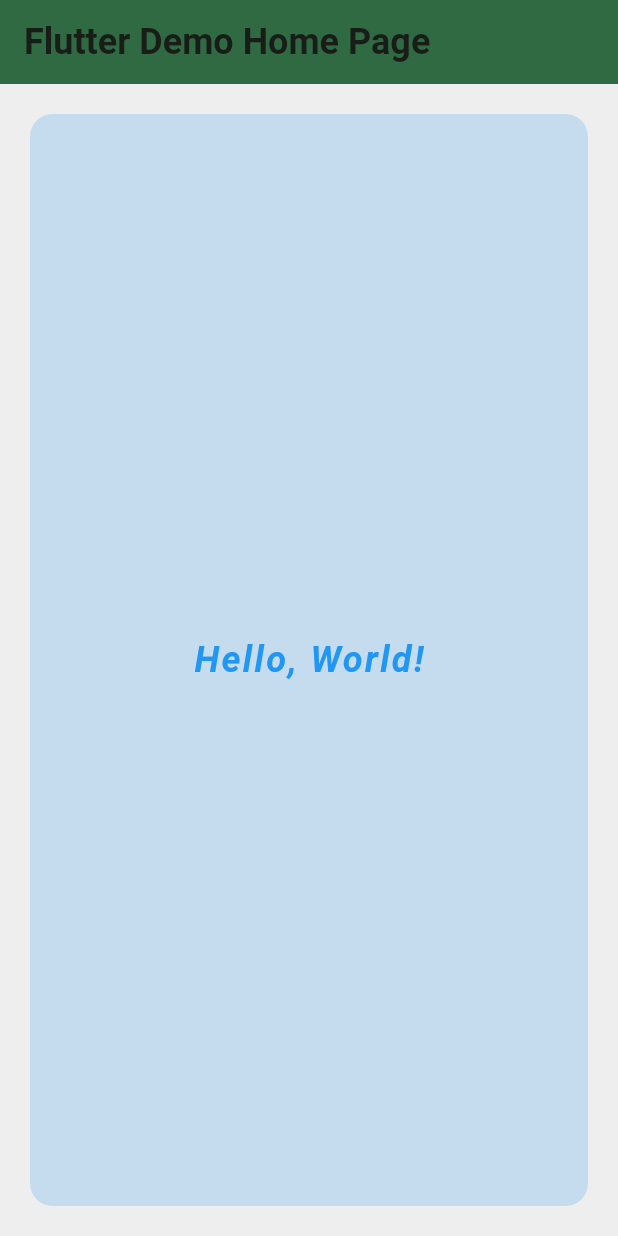
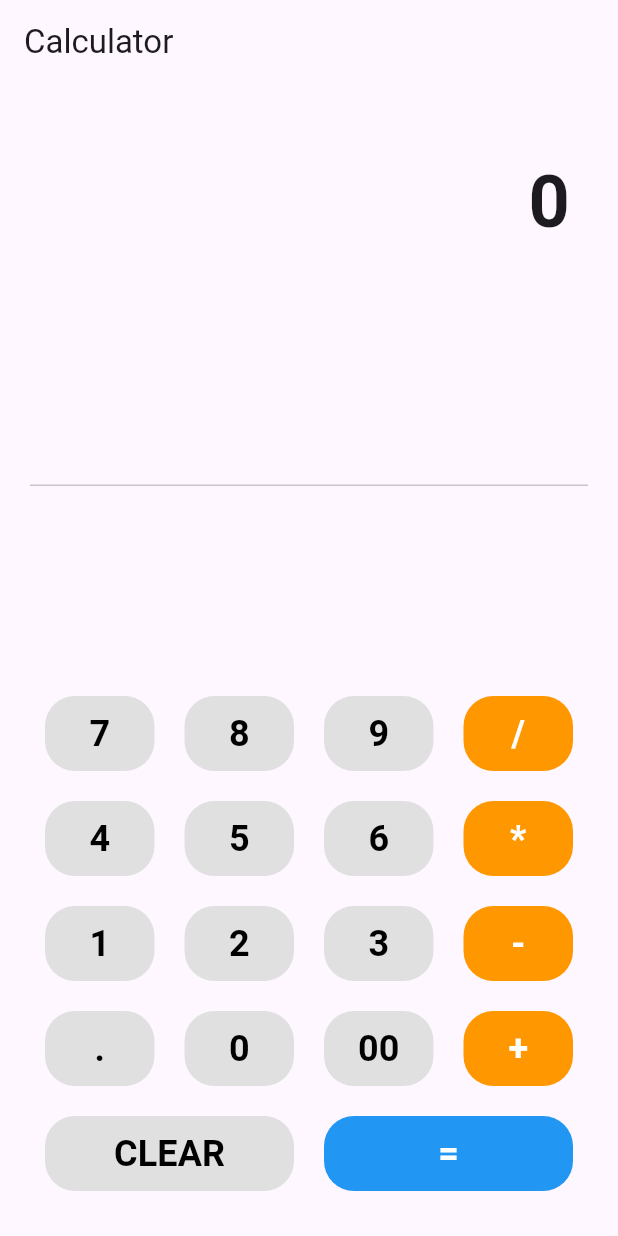
Before and after one commit to Alhaque-786/Home, a Flutter app: the screen it shows after launch, on a phone screen of 412 x 824 dp. Run offline on Flutter 3.47's test engine with Material 3 defaults, Android fonts, the phone set to English and light mode, and no system bars.

Commit message:
Converted To Calculator

```diff
--- a/lib/main.dart
+++ b/lib/main.dart
@@ -1,112 +1,165 @@
 import 'package:flutter/material.dart';
 
-void main() => runApp(MyApp());
+void main() => runApp(CalculatorApp());
 
-class MyApp extends StatelessWidget {
-  const MyApp({Key? key});
-  // This widget is the root of your application.
+class CalculatorApp extends StatelessWidget {
   @override
   Widget build(BuildContext context) {
     return MaterialApp(
-      title: 'Flutter Hello World',
+      title: 'Calculator',
       theme: ThemeData(
-        // Modern Material 3 (if applicable):
-        useMaterial3:
-            true, // Enable Material 3 if your Flutter version supports it
-
-        // Primary color scheme (adapt to your brand):
-        colorScheme: ColorScheme.fromSeed(
-          seedColor: const Color(
-              0xFF00C569), // Replace with your desired primary color
-          brightness: Brightness.light,
+        primarySwatch: Colors.blue,
       ),
-
-        // Additional theming (adjust as needed):
-        textTheme: const TextTheme(
-          headline6: TextStyle(
-            fontSize: 24.0,
-            fontWeight: FontWeight.bold,
-          ),
-          bodyText2: TextStyle(
-            fontSize: 16.0,
-          ),
-        ),
-        elevatedButtonTheme: ElevatedButtonThemeData(
-          style: ElevatedButton.styleFrom(
-            textStyle: const TextStyle(fontSize: 16.0),
-            primary: const Color(0xFF00C569), // Match primary color
-          ),
-        ),
-        appBarTheme: const AppBarTheme(
-          color: const Color(0xFF00C569), // Match primary color for app bar
-        ),
-        // Consider theming other widgets like TextFields, Dialogs, etc. for consistency
-
-        // Scaffold background (optional):
-        scaffoldBackgroundColor:
-            Colors.grey[200], // Adjust for desired background
-
-        // Accessibility considerations:
-        visualDensity: VisualDensity
-            .adaptivePlatformDensity, // Ensure proper spacing across platforms
-      ),
-      home: MyHomePage(title: 'Flutter Demo Home Page'),
+      home: CalculatorHomePage(),
     );
   }
 }
 
-class MyHomePage extends StatelessWidget {
-  final String title;
-  const MyHomePage({Key? key, required this.title});
+class CalculatorHomePage extends StatefulWidget {
+  @override
+  _CalculatorHomePageState createState() => _CalculatorHomePageState();
+}
+
+class _CalculatorHomePageState extends State<CalculatorHomePage> {
+  String output = "0";
+  String _output = "0";
+  double num1 = 0.0;
+  double num2 = 0.0;
+  String operand = "";
+
+  buttonPressed(String buttonText) {
+    if (buttonText == "CLEAR") {
+      _output = "0";
+      num1 = 0.0;
+      num2 = 0.0;
+      operand = "";
+    } else if (buttonText == "+" ||
+        buttonText == "-" ||
+        buttonText == "*" ||
+        buttonText == "/") {
+      num1 = double.parse(output);
+      operand = buttonText;
+      _output = "0";
+    } else if (buttonText == ".") {
+      if (_output.contains(".")) {
+        print("Already contains a decimal");
+        return;
+      } else {
+        _output = _output + buttonText;
+      }
+    } else if (buttonText == "=") {
+      num2 = double.parse(output);
+      if (operand == "+") {
+        _output = (num1 + num2).toString();
+      }
+      if (operand == "-") {
+        _output = (num1 - num2).toString();
+      }
+      if (operand == "*") {
+        _output = (num1 * num2).toString();
+      }
+      if (operand == "/") {
+        _output = (num1 / num2).toString();
+      }
+      num1 = 0.0;
+      num2 = 0.0;
+      operand = "";
+    } else {
+      _output = _output + buttonText;
+    }
+
+    setState(() {
+      output = double.parse(_output).toStringAsFixed(2);
+    });
+  }
+
+  Widget buildButton(String buttonText, Color buttonColor, Color textColor) {
+    return Expanded(
+      child: Container(
+        margin: EdgeInsets.all(10),
+        decoration: BoxDecoration(
+          color: buttonColor,
+          borderRadius: BorderRadius.circular(20),
+        ),
+        child: TextButton(
+          onPressed: () => buttonPressed(buttonText),
+          child: Text(
+            buttonText,
+            style: TextStyle(
+                fontSize: 24.0, fontWeight: FontWeight.bold, color: textColor),
+          ),
+        ),
+      ),
+    );
+  }
 
   @override
   Widget build(BuildContext context) {
     return Scaffold(
       appBar: AppBar(
-        title: Text(title),
-        backgroundColor: Theme.of(context).primaryColor,
-        elevation: 0, // Consider a subtle elevation
+        title: Text("Calculator"),
       ),
       body: Container(
-        decoration: BoxDecoration(
-          color: Theme.of(context).scaffoldBackgroundColor,
-          borderRadius: BorderRadius.circular(15),
-        ),
-        padding: const EdgeInsets.all(20),
-        child: Center(
-          child: AnimatedContainer(
-            duration:
-                const Duration(milliseconds: 500), // Adjust animation duration
-            curve: Curves.easeInOut, // Customize animation curve
-            decoration: BoxDecoration(
-              color: Colors.blue.withOpacity(0.2), // Semi-transparent blue
-              borderRadius: BorderRadius.circular(15),
-            ),
-            child: Center(
+        padding: EdgeInsets.all(20),
         child: Column(
-                mainAxisAlignment: MainAxisAlignment.center,
-                children: [
-                  GestureDetector(
-                    onTap: () {
-                      // Handle tap event (e.g., print message, navigate to another screen)
-                      print('Hello World clicked!');
-                    },
+          children: <Widget>[
+            Container(
+              alignment: Alignment.centerRight,
+              padding: EdgeInsets.symmetric(vertical: 24.0, horizontal: 12.0),
               child: Text(
-                      'Hello, World!',
-                      style: TextStyle(
-                        color: Colors.blue,
-                        fontSize: 24,
-                        fontWeight: FontWeight.bold,
-                        fontStyle: FontStyle.italic,
-                        letterSpacing: 1.5,
+                output,
+                style: TextStyle(fontSize: 48.0, fontWeight: FontWeight.bold),
               ),
             ),
-                  ),
-                  // Add additional content as needed
+            Expanded(child: Divider()),
+            Column(
+              children: [
+                Row(
+                  mainAxisAlignment: MainAxisAlignment.spaceEvenly,
+                  children: [
+                    buildButton("7", Colors.grey[300]!, Colors.black),
+                    buildButton("8", Colors.grey[300]!, Colors.black),
+                    buildButton("9", Colors.grey[300]!, Colors.black),
+                    buildButton("/", Colors.orange, Colors.white),
                   ],
                 ),
+                Row(
+                  mainAxisAlignment: MainAxisAlignment.spaceEvenly,
+                  children: [
+                    buildButton("4", Colors.grey[300]!, Colors.black),
+                    buildButton("5", Colors.grey[300]!, Colors.black),
+                    buildButton("6", Colors.grey[300]!, Colors.black),
+                    buildButton("*", Colors.orange, Colors.white),
+                  ],
                 ),
+                Row(
+                  mainAxisAlignment: MainAxisAlignment.spaceEvenly,
+                  children: [
+                    buildButton("1", Colors.grey[300]!, Colors.black),
+                    buildButton("2", Colors.grey[300]!, Colors.black),
+                    buildButton("3", Colors.grey[300]!, Colors.black),
+                    buildButton("-", Colors.orange, Colors.white),
+                  ],
                 ),
+                Row(
+                  mainAxisAlignment: MainAxisAlignment.spaceEvenly,
+                  children: [
+                    buildButton(".", Colors.grey[300]!, Colors.black),
+                    buildButton("0", Colors.grey[300]!, Colors.black),
+                    buildButton("00", Colors.grey[300]!, Colors.black),
+                    buildButton("+", Colors.orange, Colors.white),
+                  ],
+                ),
+                Row(
+                  mainAxisAlignment: MainAxisAlignment.spaceEvenly,
+                  children: [
+                    buildButton("CLEAR", Colors.grey[300]!, Colors.black),
+                    buildButton("=", Colors.blue, Colors.white),
+                  ],
+                ),
+              ],
+            ),
+          ],
         ),
       ),
     );
```
Lines whose indentation alone changed are shown as unchanged.
